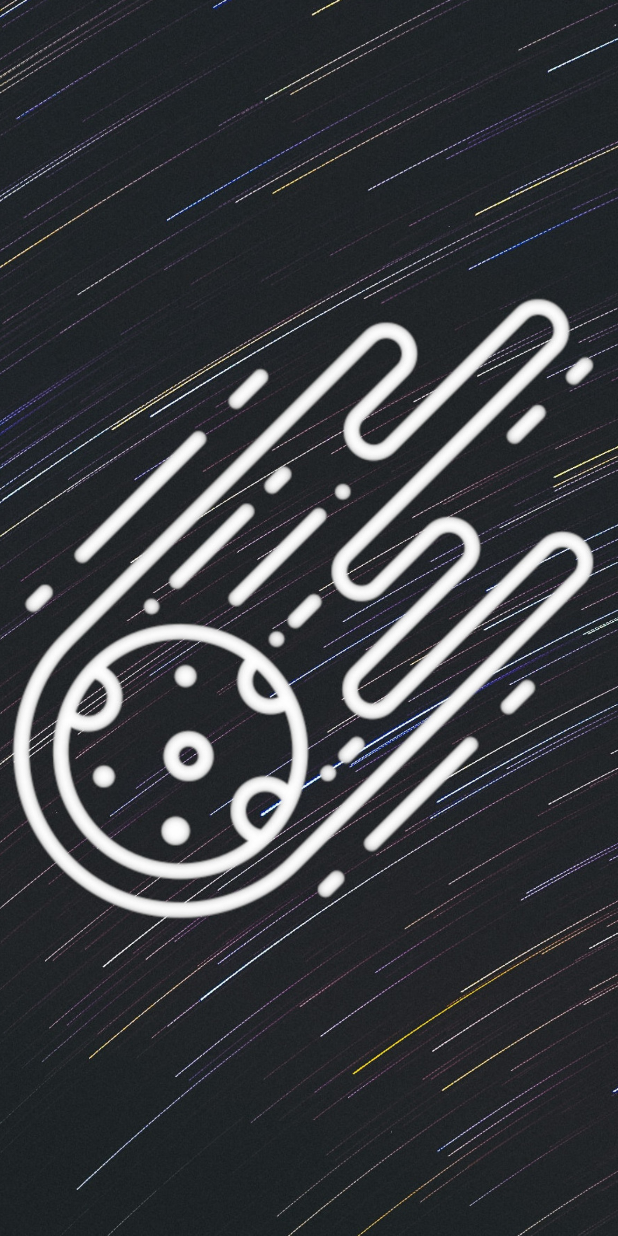
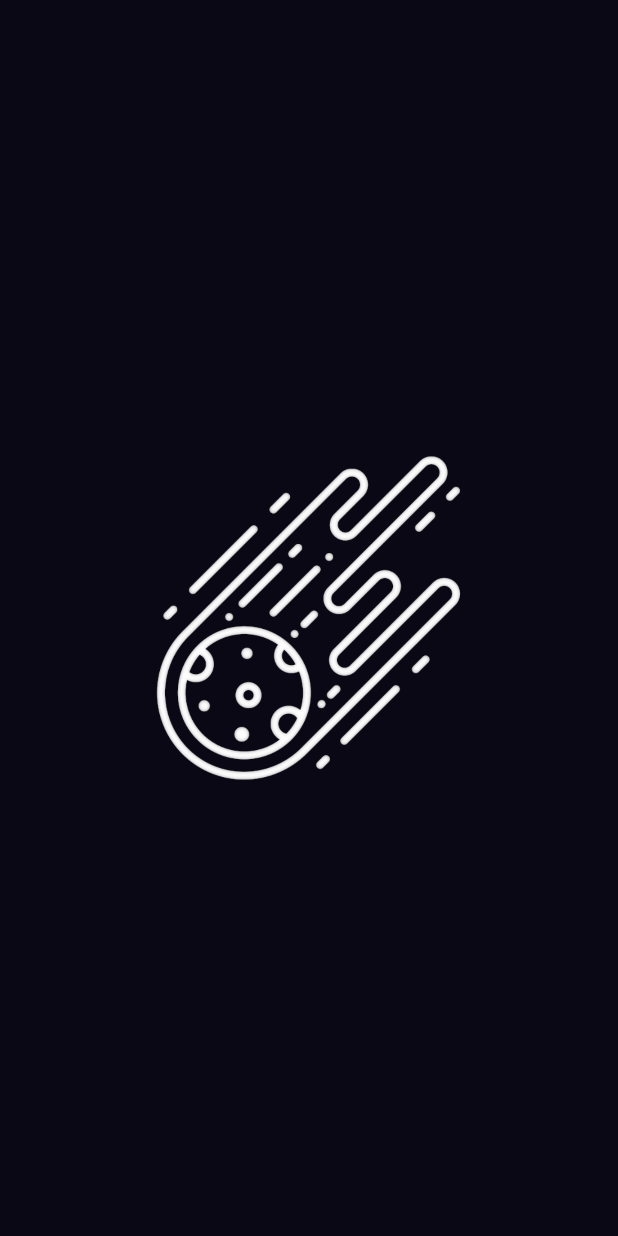
Before and after one commit to TheSharpen/Meteorix, an Android app: the SplashActivity screen opened directly, with no data from a screen before it, on a phone screen of 412 x 824 dp. Run offline under Robolectric (Android 15) with nearby library versions, the phone set to English and light mode, and no system bars.

Commit message:
light theme design + splash update

```diff
--- a/app/src/main/res/layout/item_meteorite.xml
+++ b/app/src/main/res/layout/item_meteorite.xml
@@ -14,6 +14,7 @@
         android:layout_width="match_parent"
         android:layout_height="60dp"
         android:layout_margin="8dp"
+        app:cardBackgroundColor="?attr/colorSecondary"
         app:cardCornerRadius="12dp"
         app:cardElevation="4dp">
 
@@ -28,7 +29,7 @@
                 android:layout_height="match_parent"
                 android:fontFamily="sans-serif-black"
                 android:text="placeholder"
-                android:textColor="@android:color/black"
+                android:textColor="?attr/colorOnSecondary"
                 android:textSize="20sp"
                 android:gravity="center"
                 app:layout_constraintEnd_toEndOf="parent"
--- a/app/src/main/res/layout/meteorite_detail_fragment.xml
+++ b/app/src/main/res/layout/meteorite_detail_fragment.xml
@@ -6,7 +6,7 @@
     xmlns:tools="http://schemas.android.com/tools"
     android:layout_width="match_parent"
     android:layout_height="match_parent"
-    android:background="@color/darkBlue"
+    android:background="?attr/colorPrimaryVariant"
     android:clickable="true"
     android:focusable="true">
 
@@ -27,7 +27,7 @@
         android:text="Meteorite Name"
         android:textSize="32sp"
         android:textStyle="bold"
-        android:textColor="@android:color/white"
+        android:textColor="?attr/colorOnPrimary"
         app:layout_constraintTop_toBottomOf="@id/mvMeteoriteLocation"
         app:layout_constraintStart_toStartOf="parent"
         android:layout_marginStart="16dp"
--- a/app/src/main/res/layout/splash_screen.xml
+++ b/app/src/main/res/layout/splash_screen.xml
@@ -9,7 +9,7 @@
         android:layout_width="match_parent"
         android:layout_height="match_parent"
         android:scaleType="centerCrop"
-        android:src="@drawable/meteorites"
+        android:src="@drawable/meteorite_u1"
         android:contentDescription="meteorite image"/>
 
 </RelativeLayout>
--- a/app/src/main/res/values/colors.xml
+++ b/app/src/main/res/values/colors.xml
@@ -5,8 +5,19 @@
     <color name="purple_700">#FF3700B3</color>
     <color name="teal_200">#FF03DAC5</color>
     <color name="teal_700">#FF018786</color>
-    <color name="black">#FF000000</color>
+    <color name="black">#D9000000</color>
     <color name="white">#FFFFFFFF</color>
     <color name="darkBlue"> #3F51B5</color>
     <color name="lightGray">#D3D3D3</color>
+    <color name="blue_700">#38458C</color>
+    <color name="blue_500">#4756A1  </color>
+    <color name="blue_200">#A1AAD0</color>
+    <color name="yellow_500">#DCE559</color>
+    <color name="yellow_200">#EEF3A8</color>
+    <color name="white_200">#F5EBFF</color>
+    <color name="white_500">#F8F1FF</color>
+    <color name="orange">#F3A712</color>
+
+
+
 </resources>
--- a/app/src/main/res/values/themes.xml
+++ b/app/src/main/res/values/themes.xml
@@ -2,17 +2,18 @@
     <!-- Base application theme. -->
     <style name="Theme.Meteorix" parent="Theme.MaterialComponents.DayNight.NoActionBar">
         <!-- Primary brand color. -->
-        <item name="colorPrimary">@color/purple_500</item>
-        <item name="colorPrimaryVariant">@color/purple_700</item>
+        <item name="colorPrimary">@color/blue_500</item>
+        <item name="colorPrimaryVariant">@color/blue_700</item>
         <item name="colorOnPrimary">@color/white</item>
+
         <!-- Secondary brand color. -->
-        <item name="colorSecondary">@color/teal_200</item>
-        <item name="colorSecondaryVariant">@color/teal_700</item>
+        <item name="colorSecondary">@color/white_200</item>
+        <item name="colorSecondaryVariant">@color/white_500</item>
         <item name="colorOnSecondary">@color/black</item>
+
         <!-- Status bar color. -->
         <item name="android:statusBarColor">?attr/colorPrimaryVariant</item>
         <!-- Customize your theme here. -->
-        <item name="android:textColor">@color/white</item>
     </style>
 
     <style name="CustomSearchView" parent="Widget.AppCompat.SearchView">
@@ -23,7 +24,7 @@
     </style>
 
     <style name="SplashTheme" parent="Theme.AppCompat.NoActionBar">
-        <item name="android:windowBackground">@drawable/meteorites</item>
+        <item name="android:windowBackground">@drawable/meteorite_u1</item>
     </style>
 
 </resources>
```
Also changed, not shown: app/src/main/java/com/example/meteorix/MainActivity.kt (+0 -34 lines), app/src/main/java/com/example/meteorix/MeteoriteDetailFragment.kt (+4 -3 lines), app/src/main/res/layout/activity_main.xml (+10 -12 lines), app/src/main/res/drawable/meteorite_u1.png (added).
